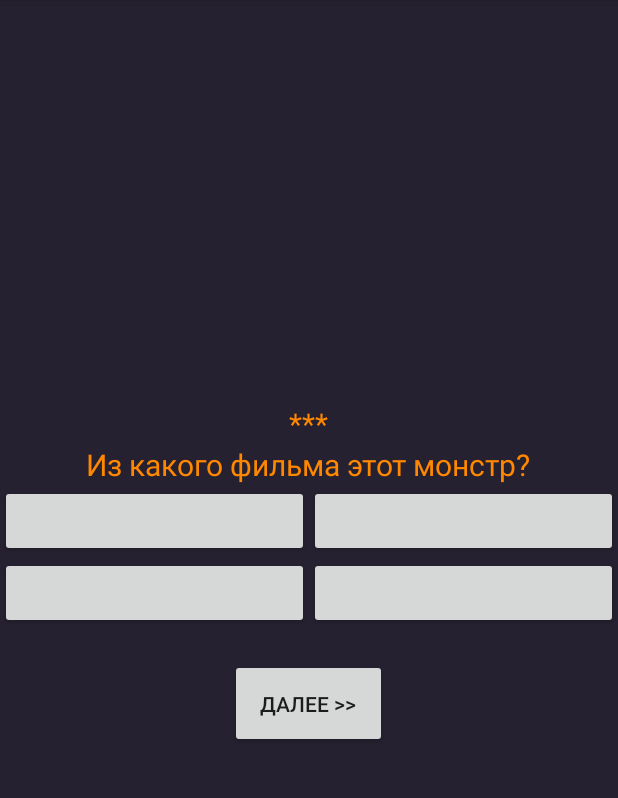
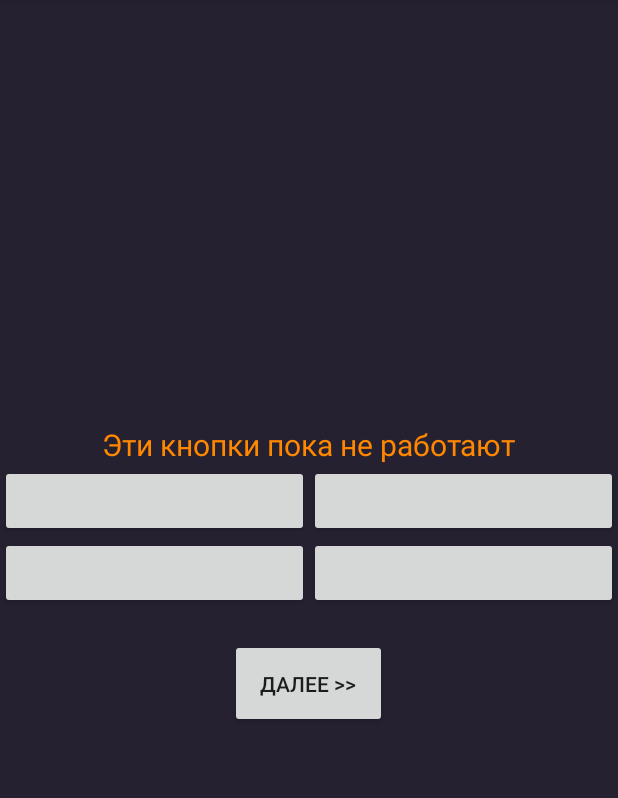
Before and after one commit to poetofcode/MovieQuizApp, an Android app: the screen it shows after launch (MainActivity), on a phone screen of 412 x 824 dp, the part 84-882 px from its top. Run offline under Robolectric (Android 15) with nearby library versions, the phone set to English and light mode, and no system bars; our stand-ins replace Dagger/Hilt's generated code, data binding; 1 statement that could not run was skipped.

Commit message:
Implemented ViewBinding in QuestionFragment

```diff
--- a/app/src/main/java/ru/poetofcode/whatahorror/presentation/QuestionFragment.kt
+++ b/app/src/main/java/ru/poetofcode/whatahorror/presentation/QuestionFragment.kt
@@ -26,9 +26,10 @@ class QuestionFragment : Fragment() {
     }
 
     override fun onViewCreated(view: View, savedInstanceState: Bundle?) {
-        descriptionText.text = requireArguments().getString("description")
-
-        binding.question = QuestionInfo("***")
+        binding.question = QuestionInfo(
+            "Эти кнопки пока не работают",
+            listOf("one", "two", "three", "four")
+        )
 
         nextPage.setOnClickListener { mainActivity().onNextPageClicked() }
     }
--- a/app/src/main/java/ru/poetofcode/whatahorror/presentation/QuestionInfo.kt
+++ b/app/src/main/java/ru/poetofcode/whatahorror/presentation/QuestionInfo.kt
@@ -1,3 +1,3 @@
 package ru.poetofcode.whatahorror.presentation
 
-data class QuestionInfo(val description: String)
+data class QuestionInfo(val description: String, val variants: List<String> = listOf())
--- a/app/src/main/res/layout/fragment_question.xml
+++ b/app/src/main/res/layout/fragment_question.xml
@@ -1,5 +1,6 @@
 <?xml version="1.0" encoding="utf-8"?>
-<layout xmlns:android="http://schemas.android.com/apk/res/android">
+<layout xmlns:android="http://schemas.android.com/apk/res/android"
+    xmlns:app="http://schemas.android.com/apk/res-auto">
 
     <data>
         <variable
@@ -23,32 +24,16 @@
             android:textColor="@android:color/holo_orange_dark"
             android:layout_gravity="center" />
 
-        <TextView
-            android:id="@+id/descriptionText"
-            android:layout_width="wrap_content"
-            android:layout_height="wrap_content"
-            android:textSize="20sp"
-            android:textColor="@android:color/holo_orange_dark"
-            android:layout_gravity="center" />
-
         <LinearLayout
             android:layout_width="match_parent"
             android:layout_height="wrap_content"
             android:weightSum="2">
 
-            <Button
-                android:id="@+id/variant1"
-                android:layout_width="0dp"
-                android:layout_weight="1"
-                android:layout_height="wrap_content"
-                tools:text="Первый вариант"/>
+            <include layout="@layout/question_button"
+                app:variant="@{question.variants.get(0)}" />
 
-            <Button
-                android:id="@+id/variant2"
-                android:layout_width="0dp"
-                android:layout_weight="1"
-                android:layout_height="wrap_content"
-                tools:text="Второй вариант" />
+            <include layout="@layout/question_button"
+                app:variant="@{question.variants.get(1)}" />
 
         </LinearLayout>
 
@@ -57,19 +42,11 @@
             android:layout_height="wrap_content"
             android:weightSum="2">
 
-            <Button
-                android:id="@+id/variant3"
-                android:layout_width="0dp"
-                android:layout_weight="1"
-                android:layout_height="wrap_content"
-                tools:text="Третий вариант"/>
+            <include layout="@layout/question_button"
+                app:variant="@{question.variants.get(2)}" />
 
-            <Button
-                android:id="@+id/variant4"
-                android:layout_width="0dp"
-                android:layout_weight="1"
-                android:layout_height="wrap_content"
-                tools:text="Четвёртый вариант" />
+            <include layout="@layout/question_button"
+                app:variant="@{question.variants.get(3)}" />
 
         </LinearLayout>
 
--- /dev/null
+++ b/app/src/main/res/layout/question_button.xml
@@ -0,0 +1,18 @@
+<?xml version="1.0" encoding="utf-8"?>
+<layout xmlns:android="http://schemas.android.com/apk/res/android">
+
+    <data>
+        <variable
+            name="variant"
+            type="java.lang.String" />
+    </data>
+
+    <merge>
+        <Button
+            android:layout_width="0dp"
+            android:layout_height="match_parent"
+            android:layout_weight="1"
+            android:text="@{variant}"/>
+    </merge>
+
+</layout>
```
